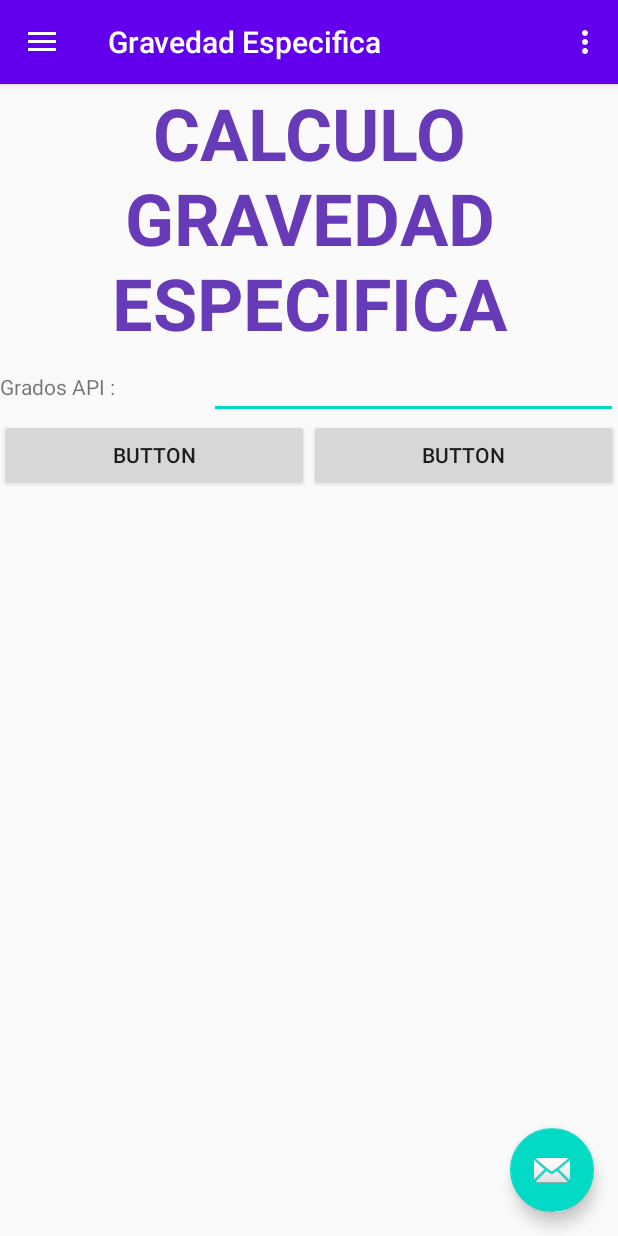
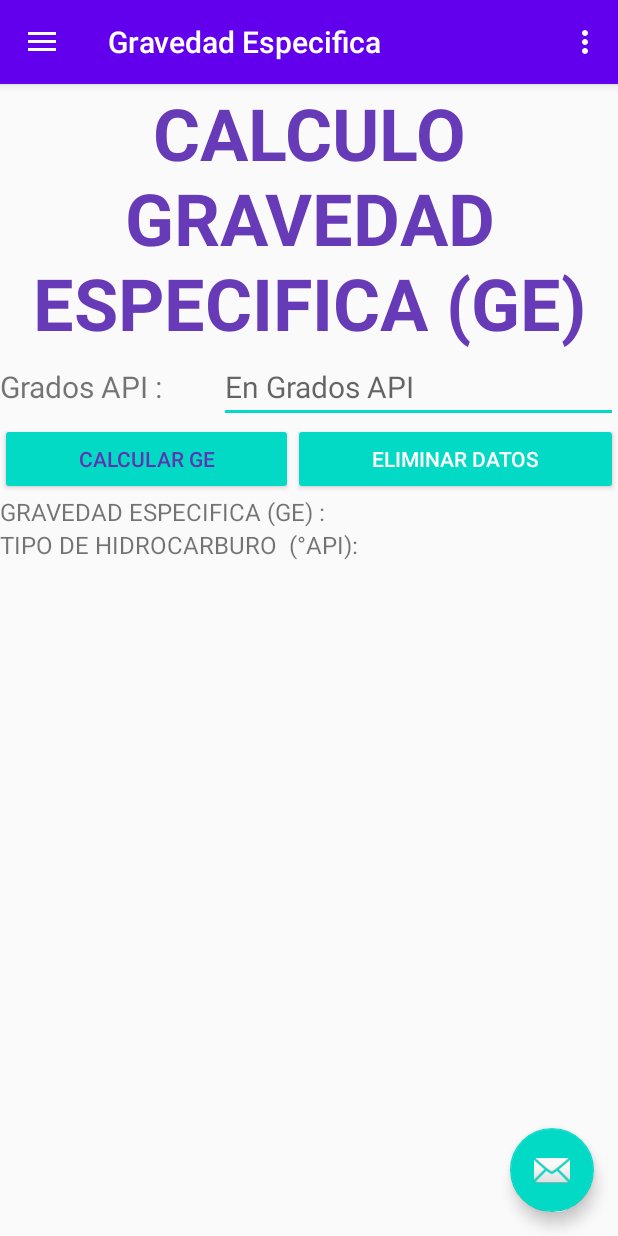
Before and after one commit to JJSSGGDD/PetroleumCalculatorFinal, an Android app: the screen it shows after launch (MainActivity), in the side drawer, after a tap on "Gravedad Especifica", on a phone screen of 412 x 824 dp. Run offline under Robolectric (Android 15) with nearby library versions, the phone set to English and light mode, and no system bars; our stand-ins replace navigation-ui.

Commit message:
2.CALCULO 1 (GRAVADEDA ESPECIFICA)

```diff
--- a/app/src/main/res/layout/fragment_gravedad_especifica.xml
+++ b/app/src/main/res/layout/fragment_gravedad_especifica.xml
@@ -12,7 +12,7 @@
         android:layout_width="match_parent"
         android:layout_height="wrap_content"
         android:gravity="center_horizontal"
-        android:text="CALCULO GRAVEDAD ESPECIFICA"
+        android:text="CALCULO GRAVEDAD ESPECIFICA (GE)"
         android:textAppearance="@style/TextAppearance.AppCompat.Display2"
         android:textColor="#673AB7"
         android:textSize="48sp"
@@ -28,7 +28,8 @@
             android:layout_width="wrap_content"
             android:layout_height="wrap_content"
             android:layout_weight="1"
-            android:text="Grados API : " />
+            android:text="Grados API : "
+            android:textSize="20sp" />
 
         <EditText
             android:id="@+id/editTextNumberDecimal"
@@ -36,44 +37,61 @@
             android:layout_height="wrap_content"
             android:layout_weight="1"
             android:ems="10"
-            android:inputType="numberDecimal" />
+            android:hint="En Grados API"
+            android:inputType="numberDecimal"
+            android:textSize="20sp" />
     </LinearLayout>
 
     <LinearLayout
         android:layout_width="match_parent"
-        android:layout_height="match_parent"
+        android:layout_height="wrap_content"
         android:orientation="horizontal">
 
         <Button
             android:id="@+id/button"
+            style="@style/Widget.AppCompat.Button.Colored"
             android:layout_width="wrap_content"
             android:layout_height="wrap_content"
             android:layout_weight="1"
-            android:text="Button" />
+            android:shadowColor="#FFFFFF"
+            android:text="CALCULAR GE"
+            android:textColor="#5E35B1"
+            android:textColorHighlight="#673AB7"
+            android:textColorLink="#9C27B0" />
 
         <Button
             android:id="@+id/button2"
+            style="@style/Widget.AppCompat.Button.Colored"
             android:layout_width="wrap_content"
             android:layout_height="wrap_content"
             android:layout_weight="1"
-            android:text="Button" />
+            android:text="ELIMINAR DATOS" />
     </LinearLayout>
 
     <LinearLayout
         android:layout_width="match_parent"
-        android:layout_height="match_parent"
+        android:layout_height="wrap_content"
         android:orientation="vertical">
 
         <TextView
             android:id="@+id/textView4"
             android:layout_width="match_parent"
             android:layout_height="wrap_content"
-            android:text="TextView" />
+            android:text="GRAVEDAD ESPECIFICA (GE) : "
+            android:textSize="16sp" />
 
         <TextView
             android:id="@+id/textView5"
             android:layout_width="match_parent"
             android:layout_height="wrap_content"
-            android:text="TextView" />
+            android:text="TIPO DE HIDROCARBURO  (°API):"
+            android:textSize="16sp" />
+
     </LinearLayout>
+
+    <ImageView
+        android:id="@+id/imageView2"
+        android:layout_width="match_parent"
+        android:layout_height="match_parent"
+        tools:src="@tools:sample/avatars" />
 </LinearLayout>
```
